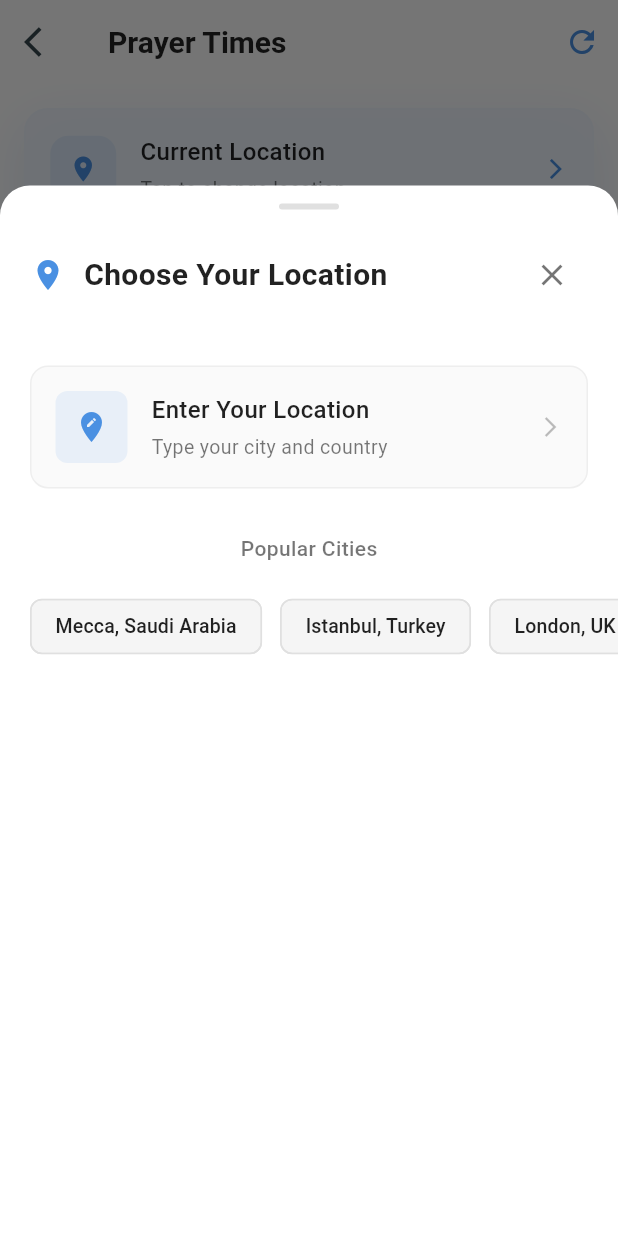
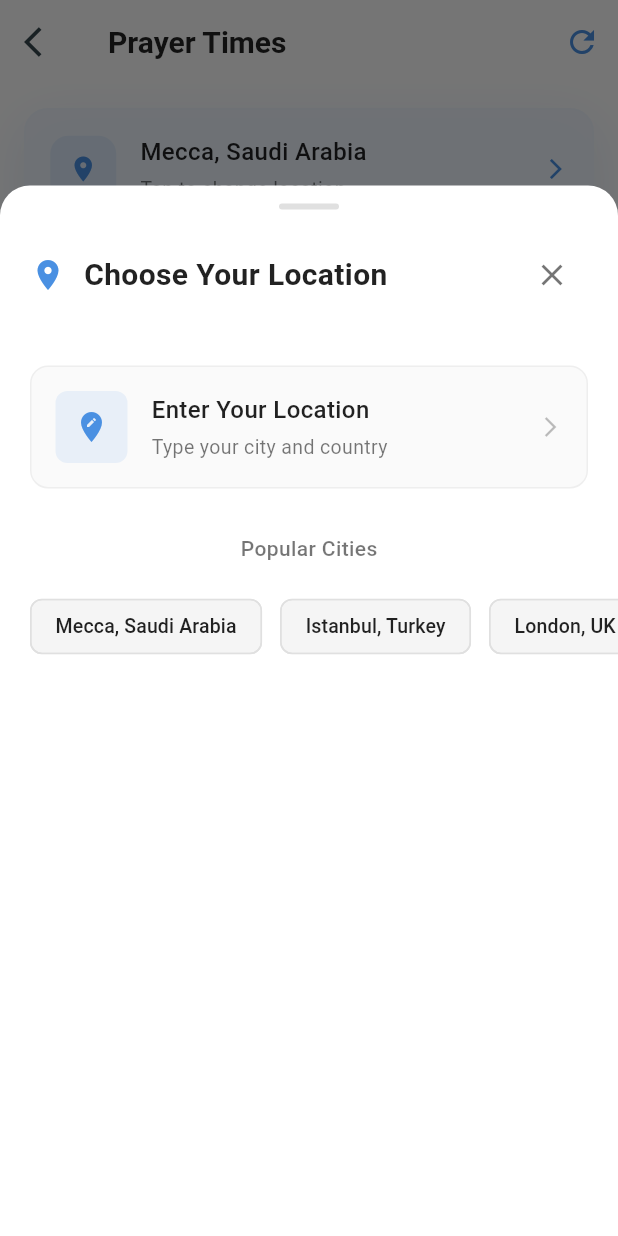
Before and after one commit to faysal-MMII/Tafseer, a Flutter app: the PrayerTimeScreen screen opened directly with empty values, after a tap on "Set your location", on a phone screen of 412 x 824 dp. Run offline on Flutter 3.47's test engine with Material 3 defaults, Android fonts, the phone set to English and light mode, and no system bars; our stand-ins replace awesome_notifications, cloud_firestore, firebase_analytics, firebase_auth, firebase_core, firebase_crashlytics and 14 more; missing offline and left inert: Tafseer, dart_openai; accounts and stored records are empty; network calls fail; statements that could not run were skipped.

Commit message:
changed the prayer time service and screen files/automatic tracking workins/july17th

```diff
--- a/lib/screens/prayer_time_screen.dart
+++ b/lib/screens/prayer_time_screen.dart
@@ -85,7 +85,10 @@ class _PrayerTimeScreenState extends State<PrayerTimeScreen> {
     });
 
     try {
+      await widget.prayerTimeService.initialize();
+
       final locationName = await widget.prayerTimeService.getLocationDisplayName();
+
       setState(() {
         _currentLocation = locationName;
       });
@@ -600,44 +603,6 @@ class _PrayerTimeScreenState extends State<PrayerTimeScreen> {
             ),
           ),
 
-          // Add the glassy blue container here
-          Container(
-            color: Colors.white,
-            padding: EdgeInsets.symmetric(horizontal: 16, vertical: 16),
-            child: glassyBlueContainer(
-              child: Row(
-                crossAxisAlignment: CrossAxisAlignment.start,
-                children: [
-                  Icon(Icons.search, color: Colors.white, size: 28),
-                  SizedBox(width: 12),
-                  Expanded(
-                    child: Column(
-                      crossAxisAlignment: CrossAxisAlignment.start,
-                      children: [
-                        Text(
-                          'Ask Islamic Questions',
-                          style: TextStyle(
-                            color: Colors.white,
-                            fontSize: 18,
-                            fontWeight: FontWeight.bold,
-                          ),
-                        ),
-                        SizedBox(height: 4),
-                        Text(
-                          'Get answers from Quran and Hadith',
-                          style: TextStyle(
-                            color: Colors.white.withOpacity(0.85),
-                            fontSize: 14,
-                          ),
-                        ),
-                      ],
-                    ),
-                  ),
-                ],
-              ),
-            ),
-          ),
-
           if (_timeUntilNextPrayer.isNotEmpty && widget.prayerTimeService.nextPrayer != null)
             Container(
               margin: EdgeInsets.symmetric(horizontal: 16),
--- a/lib/services/prayer_time_service.dart
+++ b/lib/services/prayer_time_service.dart
@@ -86,10 +86,17 @@ class PrayerTimeService {
     }
 
     if (!locationSuccess) {
-      _city = "London";
-      _country = "United Kingdom";
-      _locationDisplayName = "London, United Kingdom";
-      print("Using default location");
+      // Try IP-based location detection instead of defaulting to London
+      try {
+        await _setSmartDefaultLocation();
+        print("Smart default location set");
+      } catch (e) {
+        // Only then use a more appropriate fallback
+        _city = "Mecca";
+        _country = "Saudi Arabia";
+        _locationDisplayName = "Mecca, Saudi Arabia";
+        print("Using Mecca as final fallback");
+      }
     }
 
     await _loadTodaysPrayerTimes();
@@ -97,6 +104,29 @@ class PrayerTimeService {
 
     _isInitialized = true;
     print("=== PRAYER SERVICE INITIALIZE COMPLETE ===");
+  }
+
+  Future<void> _setSmartDefaultLocation() async {
+    try {
+      final response = await http.get(Uri.parse('http://ip-api.com/json')).timeout(Duration(seconds: 5));
+      if (response.statusCode == 200) {
+        final data = json.decode(response.body);
+        _latitude = data['lat']?.toDouble();
+        _longitude = data['lon']?.toDouble();
+        _city = data['city'] ?? "Unknown";
+        _country = data['country'] ?? "Unknown";
+        _locationDisplayName = "$_city, $_country";
+
+        final prefs = await SharedPreferences.getInstance();
+        await prefs.setDouble('latitude', _latitude!);
+        await prefs.setDouble('longitude', _longitude!);
+        await prefs.setString('location_name', _locationDisplayName!);
+
+        print("IP-based location: $_locationDisplayName");
+      }
+    } catch (e) {
+      throw Exception("IP geolocation failed: $e");
+    }
   }
 
   Future<void> _getGPSLocation() async {
```
Also changed, not shown: 8 other files.
